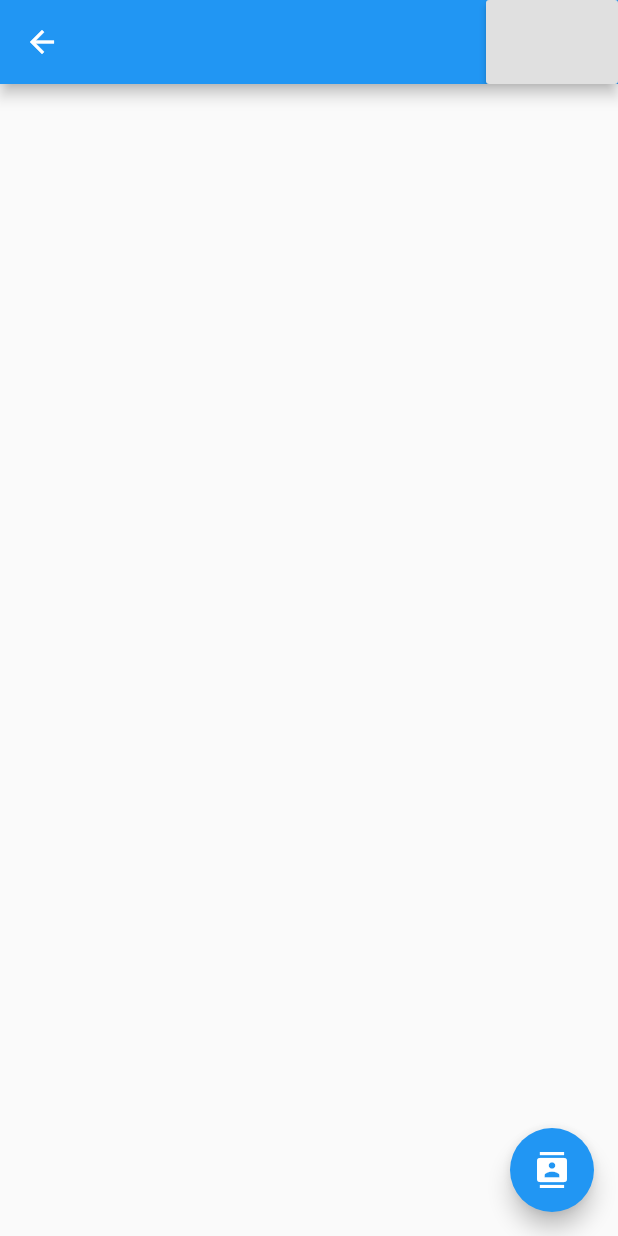
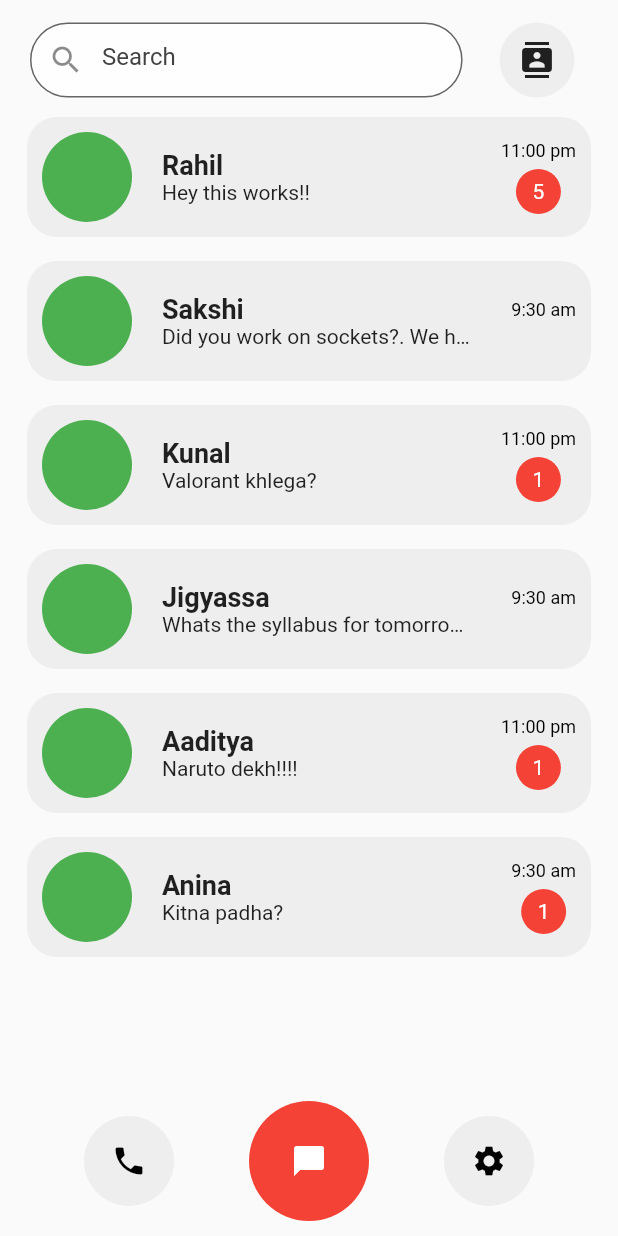
Before and after one commit to tarush-r/End-To-End-Ecrypted-Chat-App, a Flutter app: the HomeScreen screen opened by its route, on a phone screen of 412 x 824 dp. Run offline on Flutter 3.47's test engine with Material 2 defaults, Android fonts, the phone set to English and light mode, and no system bars; our stand-ins replace contacts_service, mobx, shared_preferences, socket_io_client; missing offline and left inert: adhara_socket_io, asn1lib, encrypt, pointycastle, rsa_encrypt; accounts and stored records are empty; generated files the repository leaves out were written again; network calls fail.

Commit message:
chat screen UI done

```diff
--- /dev/null
+++ b/chatapp_client/lib/models/chat_contact_model.dart
@@ -0,0 +1,20 @@
+class ChatContactModel {
+  String name;
+  String number;
+  String recentMessage;
+  int notificationCount;
+  String recentMessageTime;
+
+  ChatContactModel({this.name, this.number, this.recentMessage, this.notificationCount, this.recentMessageTime});
+
+
+  Map<String, dynamic> toJson() {
+    return {
+      'name': name,
+      'number': number,
+      'recentMessage': recentMessage,
+      'notificationCount': notificationCount,
+      'recentMessageTime': recentMessageTime
+      };
+  }
+}
--- /dev/null
+++ b/chatapp_client/lib/screens/chatslist_screen.dart
@@ -0,0 +1,274 @@
+import 'package:chatapp_client/models/chat_contact_model.dart';
+import 'package:chatapp_client/screens/chat_screen.dart';
+import 'package:chatapp_client/screens/login_screen.dart';
+import 'package:chatapp_client/utlis/color_themes.dart';
+import 'package:flutter/material.dart';
+import '../helpers/sharedpreferences_helper.dart';
+import '../helpers/contacts_helper.dart';
+import 'contacts_screen.dart';
+import 'package:socket_io_client/socket_io_client.dart' as client;
+
+class ChatsListScreen extends StatefulWidget {
+  static String routeName = '/chatslist';
+
+  @override
+  _ChatsListScreenState createState() => _ChatsListScreenState();
+}
+
+class _ChatsListScreenState extends State<ChatsListScreen> {
+  List<ChatContactModel> chatContacts = [];
+  // final List<Widget> selectedScreen = []
+
+  @override
+  void initState() {
+    super.initState();
+    //api call
+    chatContacts.add(ChatContactModel(
+        name: "Rahil",
+        number: "8293627343",
+        recentMessage: "Hey this works!!",
+        notificationCount: 5,
+        recentMessageTime: '11:00 pm'));
+    chatContacts.add(ChatContactModel(
+        name: "Sakshi",
+        number: "2343534343",
+        recentMessage:
+            "Did you work on sockets?. We have to show our work on Monday. Please start working on it fast",
+        notificationCount: 0,
+        recentMessageTime: '9:30 am'));
+    chatContacts.add(ChatContactModel(
+        name: "Kunal",
+        number: "2313627343",
+        recentMessage: "Valorant khlega?",
+        notificationCount: 1,
+        recentMessageTime: '11:00 pm'));
+    chatContacts.add(ChatContactModel(
+        name: "Jigyassa",
+        number: "5433454343",
+        recentMessage:
+            "Whats the syllabus for tomorrow?",
+        notificationCount: 0,
+        recentMessageTime: '9:30 am'));
+    chatContacts.add(ChatContactModel(
+        name: "Aaditya",
+        number: "8293627343",
+        recentMessage: "Naruto dekh!!!!",
+        notificationCount: 1,
+        recentMessageTime: '11:00 pm'));
+    chatContacts.add(ChatContactModel(
+        name: "Anina",
+        number: "9143534343",
+        recentMessage:
+            "Kitna padha?",
+        notificationCount: 1,
+        recentMessageTime: '9:30 am'));
+
+  }
+
+  _chatContactContainer(chatContact) {
+    return Padding(
+      padding: const EdgeInsets.all(8.0),
+      child: Dismissible(
+        key: UniqueKey(),
+        direction: DismissDirection.endToStart,
+        background: Container(
+          padding: EdgeInsets.all(10),
+          child: Row(
+            mainAxisAlignment: MainAxisAlignment.end,
+            children: [
+              Icon(
+                Icons.delete,
+                color: Colors.white,
+              ),
+            ],
+          ),
+          decoration: BoxDecoration(
+              color: Colors.red, borderRadius: BorderRadius.circular(20)),
+        ),
+        child: Container(
+          // decoration: ShapeDecoration(
+          //   color: Colors.grey,
+          //   shape: RoundedRectangleBorder(
+          //     borderRadius: BorderRadius.only(
+          //         topLeft: Radius.circular(20),
+          //         topRight: Radius.circular(20.0)),
+          //   ),
+          // ),
+          decoration: BoxDecoration(
+            color: Colors.grey[200],
+            borderRadius: BorderRadius.circular(20),
+          ),
+          padding: EdgeInsets.all(10),
+          height: 80,
+          width: double.infinity,
+          child: Row(
+            mainAxisAlignment: MainAxisAlignment.spaceBetween,
+            children: [
+              Row(
+                children: [
+                  CircleAvatar(
+                    backgroundColor: Colors.green,
+                    radius: 30,
+                  ),
+                  SizedBox(
+                    width: 20,
+                  ),
+                  Container(
+                    width: MediaQuery.of(context).size.width * 0.5,
+                    height: 100,
+                    child: Column(
+                      mainAxisAlignment: MainAxisAlignment.center,
+                      crossAxisAlignment: CrossAxisAlignment.start,
+                      children: [
+                        Text(
+                          chatContact.name,
+                          style: TextStyle(
+                              fontWeight: FontWeight.bold, fontSize: 18),
+                        ),
+                        Text(
+                          chatContact.recentMessage,
+                          overflow: TextOverflow.ellipsis,
+                        )
+                      ],
+                    ),
+                  )
+                ],
+              ),
+              Column(
+                mainAxisAlignment: MainAxisAlignment.spaceEvenly,
+                children: [
+                  Container(
+                    child: Center(
+                      child: Text(
+                        chatContact.recentMessageTime.toString(),
+                        textAlign: TextAlign.center,
+                        style: TextStyle(
+                            color: ColorThemes.secondary, fontSize: 12),
+                      ),
+                    ),
+                  ),
+                  chatContact.notificationCount != 0
+                      ? Container(
+                          height: 30,
+                          width: 30,
+                          // color: Colors.red,
+                          decoration: BoxDecoration(
+                              shape: BoxShape.circle,
+                              color: ColorThemes.primary),
+                          child: Center(
+                            child: Text(
+                              chatContact.notificationCount.toString(),
+                              textAlign: TextAlign.center,
+                              style: TextStyle(color: Colors.white),
+                            ),
+                          ),
+                        )
+                      : Container(),
+                ],
+              )
+            ],
+          ),
+        ),
+      ),
+    );
+  }
+
+  _searchBar() {
+    return Padding(
+      padding: const EdgeInsets.only(left: 10),
+      child: Container(
+        width: MediaQuery.of(context).size.width * 0.7,
+        height: 50,
+        // color: Colors.red,
+          // width: double.infinity,
+          child: TextField(
+            decoration: new InputDecoration(
+                border: new OutlineInputBorder(
+                  borderRadius: BorderRadius.all(
+                    Radius.circular(30.0),
+                  ),
+                ),
+                filled: true,
+                hintStyle: new TextStyle(color: Colors.grey[800]),
+                hintText: "Search",
+                fillColor: Colors.white70,
+                prefixIcon: Icon(Icons.search)),
+          ),
+      ),
+    );
+  }
+
+  _topBar() {
+    return Container(
+      height: 60,
+      width: double.infinity,
+      // color: Colors.red,
+      child: Row(
+        mainAxisAlignment: MainAxisAlignment.spaceBetween,
+        children: [
+          _searchBar(),
+          RawMaterialButton(
+            shape: CircleBorder(),
+            child: Container(
+                height: 50,
+                width: 50,
+                decoration: BoxDecoration(
+                    shape: BoxShape.circle, color: Colors.grey[200]),
+                child: Icon(Icons.contacts)),
+            onPressed: () {},
+          )
+        ],
+      ),
+    );
+  }
+
+  @override
+  Widget build(BuildContext context) {
+    return Scaffold(
+      // appBar: AppBar(
+      //   actions: [
+      //     RaisedButton(onPressed: () {
+      //       SharedPreferencesHelper.logout();
+
+      //       Navigator.pushReplacementNamed(context, LoginScreen.routeName);
+      //     })
+      //   ],
+      // ),
+      body: SafeArea(
+        child: SingleChildScrollView(
+          child: Container(
+            padding: EdgeInsets.all(10),
+            width: MediaQuery.of(context).size.width,
+            child: Column(
+              children: [
+                _topBar(),
+                Container(
+                  height: MediaQuery.of(context).size.height * 0.7,
+                  child: ListView.builder(
+                    itemCount: chatContacts.length,
+                    itemBuilder: (context, index) {
+                      return _chatContactContainer(chatContacts[index]);
+                    },
+                  ),
+                ),
+              ],
+            ),
+          ),
+        ),
+      ),
+      // Container(
+      //   child: RaisedButton(onPressed: () {
+      //     Navigator.pushNamed(context, ChatScreen.routeName);
+      //   })
+      // ),
+
+      // floatingActionButton: FloatingActionButton(
+      //   child: Icon(Icons.contacts),
+      //   onPressed: () {
+      //     Navigator.pushNamed(context, ContactsScreen.routeName);
+      //     // ContactsHelper.getContacts();
+      //   },
+      // ),
+    );
+  }
+}
--- a/chatapp_client/lib/screens/home_screen.dart
+++ b/chatapp_client/lib/screens/home_screen.dart
@@ -1,30 +1,144 @@
-import 'package:chatapp_client/screens/login_screen.dart';
+import 'package:chatapp_client/screens/chatslist_screen.dart';
+import 'package:chatapp_client/utlis/color_themes.dart';
 import 'package:flutter/material.dart';
-import '../helpers/sharedpreferences_helper.dart';
-import '../helpers/contacts_helper.dart';
-import './contacts_screen.dart';
+import 'settings_screen.dart';
+import 'calls_screen.dart';
 
-class HomeScreen extends StatelessWidget {
+class HomeScreen extends StatefulWidget {
+  static String routeName = '/home';
 
-  static String routeName = '/home';
+  @override
+  _HomeScreenState createState() => _HomeScreenState();
+}
+
+class _HomeScreenState extends State<HomeScreen> {
+  final List<Widget> screens = [
+    CallsScreen(),
+    ChatsListScreen(),
+    SettingsScreen()
+  ];
+  int _navigationIndex = 1;
+
+  _navigate(index) {
+    setState(() {
+      _navigationIndex = index;
+    });
+  }
+
+  _customBottomNavigation() {
+    return Padding(
+      padding: const EdgeInsets.all(10.0),
+      child: Container(
+        height: 80,
+        decoration: BoxDecoration(
+            // color: Colors.red,
+            ),
+        child: Row(
+          mainAxisAlignment: MainAxisAlignment.spaceEvenly,
+          children: [
+            RawMaterialButton(
+              shape: CircleBorder(),
+              onPressed: () {
+                _navigate(0);
+              },
+              child: Container(
+                height: 60,
+                width: 60,
+                // color: Colors.red,
+                decoration: BoxDecoration(
+                    shape: BoxShape.circle,
+                    color: _navigationIndex == 0
+                        ? ColorThemes.primary
+                        : Colors.grey[200]),
+                child: Center(
+                    child: Icon(
+                  Icons.phone,
+                  color: _navigationIndex == 0
+                      ? ColorThemes.secondary2
+                      : ColorThemes.secondary,
+                )),
+              ),
+            ),
+            RawMaterialButton(
+              shape: CircleBorder(),
+              onPressed: () {
+                _navigate(1);
+              },
+              child: Container(
+                height: 80,
+                width: 80,
+                // color: Colors.red,
+                decoration: BoxDecoration(
+                    shape: BoxShape.circle,
+                    color: _navigationIndex == 1
+                        ? ColorThemes.primary
+                        : Colors.grey[200]),
+                child: Center(
+                    child: Icon(
+                  Icons.chat_bubble,
+                  color: _navigationIndex == 1
+                      ? ColorThemes.secondary2
+                      : ColorThemes.secondary,
+                )),
+              ),
+            ),
+            RawMaterialButton(
+              shape: CircleBorder(),
+              onPressed: () {
+                _navigate(2);
+              },
+              child: Container(
+                height: 60,
+                width: 60,
+                // color: Colors.red,
+                decoration: BoxDecoration(
+                    shape: BoxShape.circle,
+                    color: _navigationIndex == 2
+                        ? ColorThemes.primary
+                        : Colors.grey[200]),
+                child: Center(
+                    child: Icon(
+                  Icons.settings,
+                  color: _navigationIndex == 2
+                      ? ColorThemes.secondary2
+                      : ColorThemes.secondary,
+                )),
+              ),
+            ),
+          ],
+        ),
+      ),
+    );
+  }
+
   @override
   Widget build(BuildContext context) {
     return Scaffold(
-      appBar: AppBar(
-        actions: [RaisedButton(onPressed: () {
-          SharedPreferencesHelper.logout();
-
-          Navigator.pushReplacementNamed(context, LoginScreen.routeName);
-        })],
-      ),
-      body: Container(),
-      floatingActionButton: FloatingActionButton(
-        child: Icon(Icons.contacts),
-        onPressed: () {
-          Navigator.pushNamed(context, ContactsScreen.routeName);
-          // ContactsHelper.getContacts();
-        },
-      ),
-    );
+        body: screens[_navigationIndex],
+        bottomNavigationBar: _customBottomNavigation()
+        // BottomNavigationBar(
+        //   currentIndex: _navigationIndex,
+        //   onTap: (index) {
+        //     setState(() {
+        //       _navigationIndex = index;
+        //     });
+        //     print(index);
+        //   },
+        //   items: [
+        //     BottomNavigationBarItem(
+        //       icon: Icon(Icons.phone),
+        //       label: 'Calls',
+        //     ),
+        //     BottomNavigationBarItem(
+        //       icon: Icon(Icons.chat),
+        //       label: 'Chats',
+        //     ),
+        //     BottomNavigationBarItem(
+        //       icon: Icon(Icons.settings),
+        //       label: 'Settings',
+        //     ),
+        //   ],
+        // ),
+        );
   }
 }
--- a/chatapp_client/lib/screens/login_screen.dart
+++ b/chatapp_client/lib/screens/login_screen.dart
@@ -1,12 +1,13 @@
 import 'package:chatapp_client/api/authentication_api.dart';
 import 'package:chatapp_client/screens/generate_otp_screen.dart';
-import 'package:chatapp_client/screens/home_screen.dart';
+import 'package:chatapp_client/screens/chatslist_screen.dart';
 import 'package:chatapp_client/screens/register_screen.dart';
 import 'package:flutter/material.dart';
 import '../helpers/encryption_helper.dart';
 import 'dart:convert';
 import '../helpers/sharedpreferences_helper.dart';
 import './register_screen.dart';
+import 'home_screen.dart';
 
 class LoginScreen extends StatefulWidget {
   static final String routeName = '/Login';
--- /dev/null
+++ b/chatapp_client/lib/utlis/color_themes.dart
@@ -0,0 +1,7 @@
+import 'package:flutter/material.dart';
+
+class ColorThemes {
+  static Color primary = Colors.red;
+  static Color secondary = Colors.black;
+  static Color secondary2 = Colors.white;
+}
--- a/chatapp_client/pubspec.yaml
+++ b/chatapp_client/pubspec.yaml
@@ -32,7 +32,10 @@ dependencies:
   sqflite:
   shared_preferences: ^0.5.12+4
   contacts_service: ^0.4.6
-
+  adhara_socket_io: ^0.4.2+1
+  socket_io_client: ^0.9.12
+  mobx: ^1.2.1+4
+  provider: ^4.0.2
   # The following adds the Cupertino Icons font to your application.
   # Use with the CupertinoIcons class for iOS style icons.
   cupertino_icons: ^1.0.0
```
Also changed, not shown: chatapp_client/lib/main.dart (+24 -8 lines), chatapp_client/lib/screens/calls_screen.dart (added, +17 -0 lines), chatapp_client/lib/screens/chat_screen.dart (added, +82 -0 lines), chatapp_client/lib/screens/settings_screen.dart (added, +18 -0 lines), chatapp_client/lib/utlis/message_store.dart (added, +22 -0 lines), chatapp_client/lib/utlis/socket.dart (added, +35 -0 lines), chatapp_client/lib/utlis/message_store.g.dart (added), chatapp_client/pubspec.lock, 2 other files.
